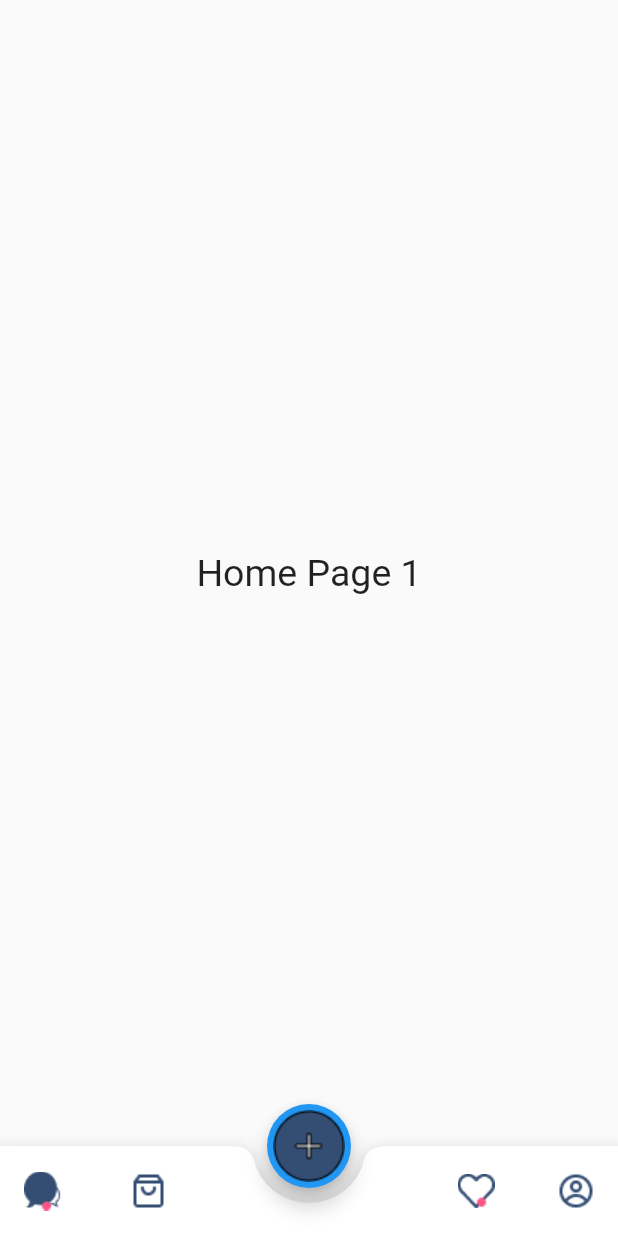
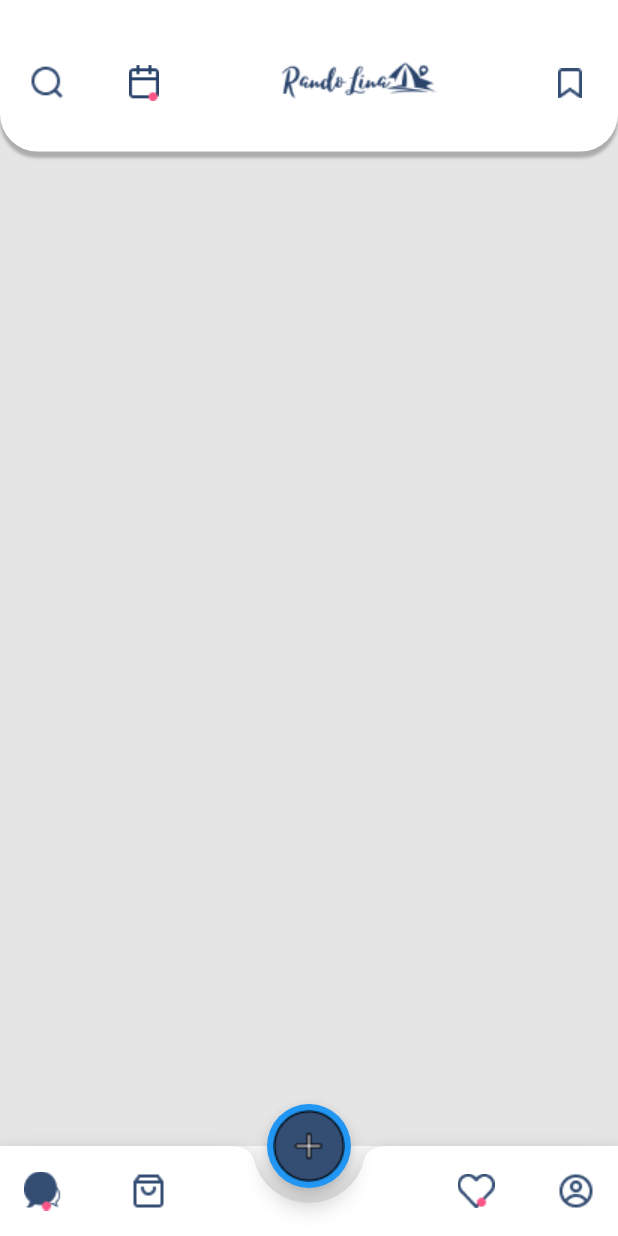
Before and after one commit to toubal77/randolina, a Flutter app: the screen it shows after launch, on a phone screen of 412 x 824 dp. Run offline on Flutter 3.47's test engine with Material 2 defaults, Android fonts, the phone set to English and light mode, and no system bars.

Commit message:
header actualite

```diff
--- a/lib/home_widget.dart
+++ b/lib/home_widget.dart
@@ -1,4 +1,5 @@
 import 'package:flutter/material.dart';
+import 'package:randolina/screens/actualite.dart';
 import 'package:randolina/screens/homePage.dart';
 
 class HomeWidget extends StatefulWidget {
@@ -10,14 +11,14 @@ class _HomeWidgetState extends State<HomeWidget> {
   int selectIndex = 0;
   int currentTab = 0;
   List<Widget> widgetsOptions = [
-    HomePage('1'),
+    Actualits(),
     HomePage('2'),
     HomePage('3'),
     HomePage('4'),
     HomePage('5'),
   ];
   final PageStorageBucket bucket = PageStorageBucket();
-  Widget currentScreen = HomePage('1');
+  Widget currentScreen = Actualits();
   void onTapBottomNavigation(index) {
     setState(() {
       selectIndex = index;
@@ -56,7 +57,7 @@ class _HomeWidgetState extends State<HomeWidget> {
                     minWidth: 40,
                     onPressed: () {
                       setState(() {
-                        currentScreen = HomePage('1');
+                        currentScreen = Actualits();
                         currentTab = 0;
                       });
                     },
--- /dev/null
+++ b/lib/screens/actualite.dart
@@ -0,0 +1,71 @@
+import 'package:flutter/material.dart';
+
+class Actualits extends StatelessWidget {
+  @override
+  Widget build(BuildContext context) {
+    return SafeArea(
+      child: Container(
+        color: Color(0xFFE5E5E5),
+        child: Column(
+          children: [
+            Container(
+              height: 101,
+              decoration: BoxDecoration(
+                color: Colors.white,
+                borderRadius: BorderRadius.only(
+                  bottomLeft: Radius.circular(25),
+                  bottomRight: Radius.circular(25),
+                ),
+                boxShadow: [
+                  BoxShadow(
+                    color: Color(0xFF000000).withOpacity(0.25),
+                    spreadRadius: 0,
+                    blurRadius: 1,
+                    offset: Offset(0, 4),
+                  ),
+                ],
+              ),
+              child: Container(
+                padding: const EdgeInsets.only(top: 10),
+                height: 90,
+                child: Row(
+                  mainAxisAlignment: MainAxisAlignment.spaceBetween,
+                  children: [
+                    Container(
+                      child: Row(
+                        children: [
+                          TextButton(
+                            onPressed: () {},
+                            child: Image.asset(
+                                'assets/icons/akar-icons_search.png'),
+                          ),
+                          TextButton(
+                            onPressed: () {},
+                            child: Image.asset(
+                                'assets/icons/Event Club Icone.png'),
+                          ),
+                        ],
+                      ),
+                    ),
+                    Container(
+                      child: Image.asset(
+                        'assets/icons/RandoLina (13) 1.png',
+                        fit: BoxFit.cover,
+                      ),
+                    ),
+                    Container(
+                      child: TextButton(
+                        onPressed: () {},
+                        child: Image.asset('assets/icons/Vector.png'),
+                      ),
+                    ),
+                  ],
+                ),
+              ),
+            ),
+          ],
+        ),
+      ),
+    );
+  }
+}
--- a/lib/screens/homePage.dart
+++ b/lib/screens/homePage.dart
@@ -7,6 +7,7 @@ class HomePage extends StatelessWidget {
   @override
   Widget build(BuildContext context) {
     return Scaffold(
+      backgroundColor: Color(0xE5E5E5),
       body: Center(
         child: Text(
           'Home Page ' + index!,
--- a/pubspec.yaml
+++ b/pubspec.yaml
@@ -53,6 +53,10 @@ flutter:
     - assets/icons/Store.png
     - assets/icons/Vector 2.png
     - assets/icons/Chat.png
+    - assets/icons/akar-icons_search.png
+    - assets/icons/Event Club Icone.png
+    - assets/icons/RandoLina (13) 1.png
+    - assets/icons/Vector.png
   #   - images/a_dot_ham.jpeg
 
   # An image asset can refer to one or more resolution-specific "variants", see
```
Also changed, not shown: assets/icons/RandoLina (13) 1.png.
